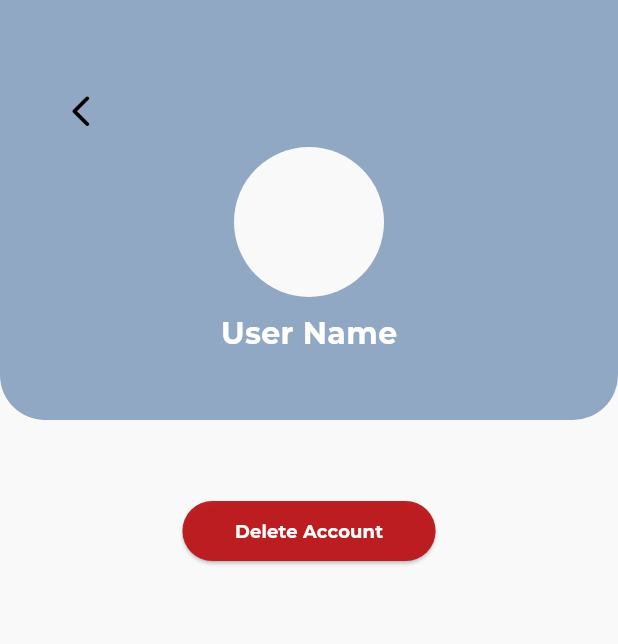
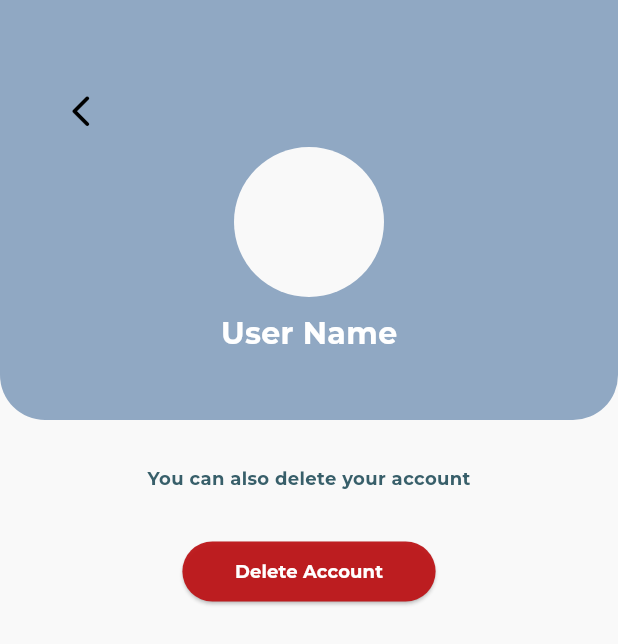
Before and after one commit to jjuulliiaas/tasker, a Flutter app: the screen it shows after launch, in the side drawer, after a tap on "Settings", on a phone screen of 412 x 824 dp. Shown: the top 644 px of the screen. Run offline on Flutter 3.47's test engine with Material 3 defaults, Android fonts, the phone set to English and light mode, and no system bars; project files that could hold a hidden picture were left out.

Commit message:
- add label at page account_settings.dart

```diff
--- a/lib/screens/account_settings.dart
+++ b/lib/screens/account_settings.dart
@@ -71,7 +71,9 @@ class AccountSettings extends StatelessWidget {
                   ),
                 ],
               )),
-          SizedBox(height: 50,),
+          SizedBox(height: 30,),
+          StyledText.accentLabel(text: 'You can also delete your account', color: ColorsList.kDarkGreen,),
+          SizedBox(height: 30,),
           MainButton(
               width: 35,
               height: 10,
@@ -81,7 +83,7 @@ class AccountSettings extends StatelessWidget {
               onPressed: () {
                 _showAlertDialog(context);
               }
-              )
+              ),
         ],
       ),
     );
```
